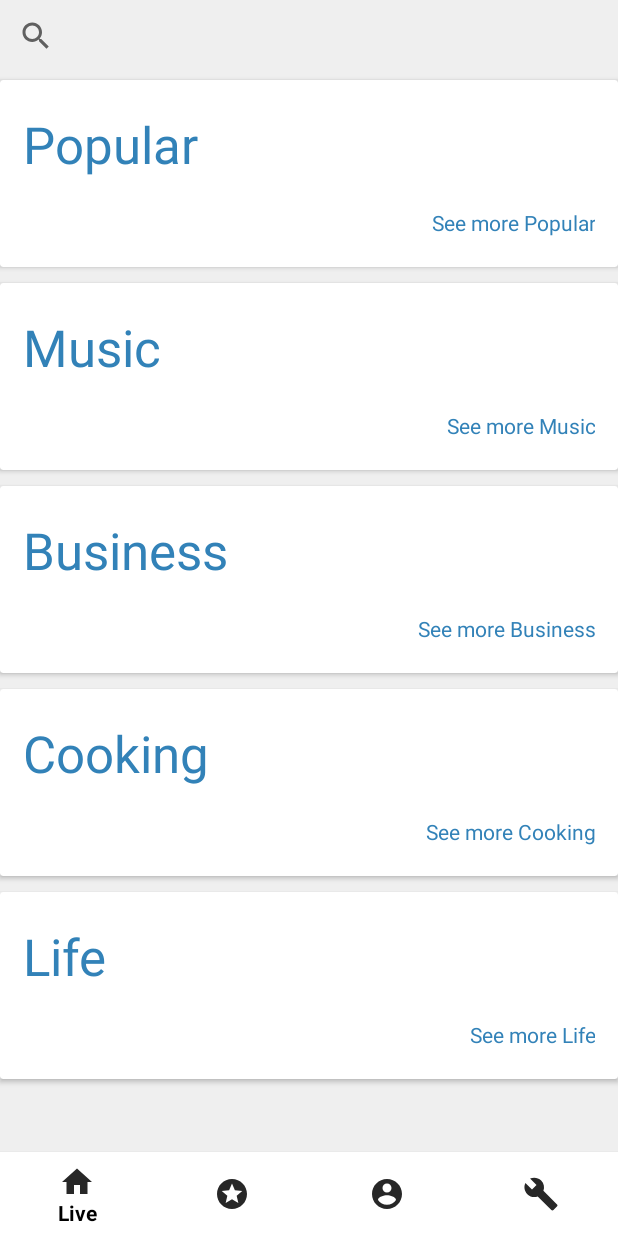
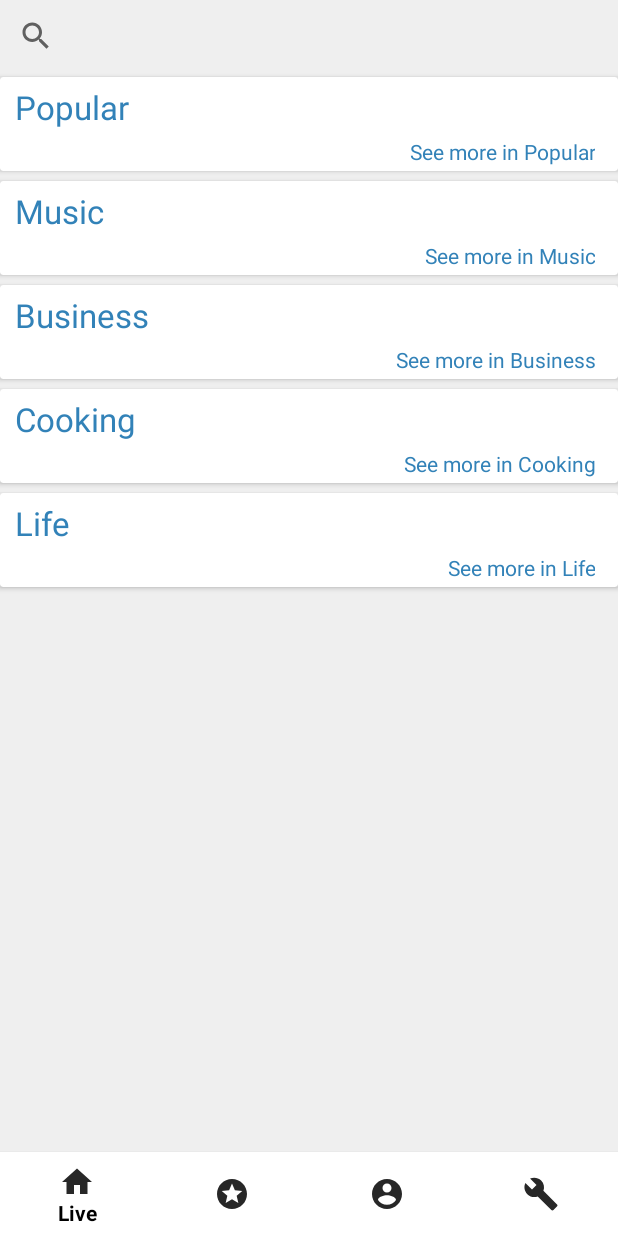
Before and after one commit to GhyselsDymas/Jetminister, an Android app: the screen it shows after launch (MainActivity), on a phone screen of 412 x 824 dp. Run offline under Robolectric (Android 15) with nearby library versions, the light colour scheme and no system bars; our stand-ins replace Firebase (no records; nobody signed in at launch, a user with empty details on screens opened directly), Picasso, navigation-ui; pictures from the network do not load.

Commit message:
Started work on Search/Filter in LiveFragment but needs improvement. Updated Theme and Picture layout.

```diff
--- a/app/src/main/java/pack/jetminister/ui/activities/BroadcastActivity.java
+++ b/app/src/main/java/pack/jetminister/ui/activities/BroadcastActivity.java
@@ -143,7 +143,6 @@ public class BroadcastActivity
                     }
                 });
     };
-
 
     private View.OnClickListener deactivateStreamListener = v -> {
         stopBroadcast();
--- a/app/src/main/java/pack/jetminister/ui/activities/LoginRegisterActivity.java
+++ b/app/src/main/java/pack/jetminister/ui/activities/LoginRegisterActivity.java
@@ -213,7 +213,6 @@ public class LoginRegisterActivity extends AppCompatActivity {
                                 //create new User object to store into firebase Database
                                 User newUser = new User(emailFromInput, passwordFromInput);
                                 newUser.setUsername(usernameFromInput);
-                                //TODO: how to store Strings as List in Firebase?
                                 //add user to database
                                 addUserToDatabase(newUser);
                                 proceedToMain();
--- a/app/src/main/java/pack/jetminister/ui/fragments/LiveFragment.java
+++ b/app/src/main/java/pack/jetminister/ui/fragments/LiveFragment.java
@@ -5,6 +5,7 @@ import android.os.Bundle;
 
 import androidx.annotation.NonNull;
 import androidx.appcompat.app.AppCompatActivity;
+import androidx.appcompat.widget.SearchView;
 import androidx.fragment.app.Fragment;
 import androidx.recyclerview.widget.LinearLayoutManager;
 import androidx.recyclerview.widget.RecyclerView;
@@ -22,6 +23,21 @@ import pack.jetminister.ui.util.adapter.LiveThemeAdapter;
 public class LiveFragment extends Fragment {
 
     private AppCompatActivity mContext;
+    private LiveThemeAdapter themeAdapter;
+
+    private SearchView.OnQueryTextListener searchListener = new SearchView.OnQueryTextListener() {
+        @Override
+        public boolean onQueryTextSubmit(String query) {
+            return false;
+        }
+
+        @Override
+        public boolean onQueryTextChange(String constraint) {
+            themeAdapter.getPictureAdapter().getFilter().filter(constraint);
+            return false;
+        }
+    };
+
     public LiveFragment() {
     }
 
@@ -41,14 +57,16 @@ public class LiveFragment extends Fragment {
                              Bundle savedInstanceState) {
         View rootview =  inflater.inflate(R.layout.fragment_live_, container, false);
 
+        SearchView searchView = rootview.findViewById(R.id.live_search_view);
+        searchView.setOnQueryTextListener(searchListener);
 
         String[] myResArray = mContext.getResources().getStringArray(R.array.themes);
         List<String> mThemes = Arrays.asList(myResArray);
         RecyclerView themeRecyclerView = rootview.findViewById(R.id.rv_live_theme);
         themeRecyclerView.setHasFixedSize(true);
         themeRecyclerView.setLayoutManager(new LinearLayoutManager(mContext));
-        LiveThemeAdapter livePageAdapter = new LiveThemeAdapter(mContext, mThemes);
-        themeRecyclerView.setAdapter(livePageAdapter);
+        themeAdapter = new LiveThemeAdapter(mContext, mThemes);
+        themeRecyclerView.setAdapter(themeAdapter);
 
         return rootview;
     }
--- a/app/src/main/java/pack/jetminister/ui/util/adapter/AdminAdapter.java
+++ b/app/src/main/java/pack/jetminister/ui/util/adapter/AdminAdapter.java
@@ -5,7 +5,6 @@ import android.view.LayoutInflater;
 import android.view.View;
 import android.view.ViewGroup;
 import android.widget.CompoundButton;
-import android.widget.Switch;
 import android.widget.TextView;
 
 import androidx.annotation.NonNull;
@@ -24,7 +23,6 @@ import pack.jetminister.R;
 import pack.jetminister.data.User;
 
 import static pack.jetminister.data.User.KEY_STREAMER;
-import static pack.jetminister.data.User.KEY_USERNAME;
 import static pack.jetminister.data.User.KEY_USERS;
 
 public class AdminAdapter extends RecyclerView.Adapter<AdminAdapter.AdminHolder> {
--- a/app/src/main/java/pack/jetminister/ui/util/adapter/LivePictureAdapter.java
+++ b/app/src/main/java/pack/jetminister/ui/util/adapter/LivePictureAdapter.java
@@ -5,6 +5,8 @@ import android.content.Intent;
 import android.view.LayoutInflater;
 import android.view.View;
 import android.view.ViewGroup;
+import android.widget.Filter;
+import android.widget.Filterable;
 import android.widget.ImageView;
 import android.widget.TextView;
 
@@ -18,12 +20,15 @@ import com.google.firebase.database.FirebaseDatabase;
 import com.google.firebase.database.ValueEventListener;
 import com.squareup.picasso.Picasso;
 
+import java.text.Normalizer;
+import java.util.ArrayList;
 import java.util.List;
 
 import pack.jetminister.R;
 import pack.jetminister.ui.activities.PlaybackActivity;
 
 
+import static java.text.Normalizer.Form.NFD;
 import static pack.jetminister.data.LiveStream.KEY_LIVE_STREAMS;
 import static pack.jetminister.data.LiveStream.KEY_STREAM_PLAYBACK_URL;
 import static pack.jetminister.data.LiveStream.KEY_STREAM_USERNAME;
@@ -32,16 +37,29 @@ import static pack.jetminister.data.User.KEY_USERNAME;
 import static pack.jetminister.data.User.KEY_USERS;
 import static pack.jetminister.data.User.KEY_USER_ID;
 
-public class LivePictureAdapter extends RecyclerView.Adapter<LivePictureAdapter.LivePictureHolder> {
+public class LivePictureAdapter extends RecyclerView.Adapter<LivePictureAdapter.LivePictureHolder>
+        implements Filterable
+{
 
     private DatabaseReference usersRef = FirebaseDatabase.getInstance().getReference(KEY_USERS);
     private DatabaseReference streamersRef = FirebaseDatabase.getInstance().getReference(KEY_LIVE_STREAMS);
     private Context mContext;
-    private List<String> mStreamerIDs;
+    private List<String> mAllStreamerIDs;
+    private List<String> mFilteredStreamerIDs;
+    private List<String> mStreamerUsernames;
+    private List<String> mFilteredStreamerUsernames;
 
-    public LivePictureAdapter(Context context, List<String> streamerIDs){
+
+    public LivePictureAdapter(Context context,
+                              List<String> allStreamerIDs,
+                              List<String> filteredStreamerIDs,
+                              List<String> streamerUsernames,
+                              List<String> filteredStreamerUsernames) {
         mContext = context;
-        mStreamerIDs = streamerIDs;
+        mAllStreamerIDs = allStreamerIDs;
+        mFilteredStreamerIDs = filteredStreamerIDs;
+        mStreamerUsernames = streamerUsernames;
+        mFilteredStreamerUsernames = filteredStreamerUsernames;
     }
 
     @NonNull
@@ -53,7 +71,8 @@ public class LivePictureAdapter extends RecyclerView.Adapter<LivePictureAdapter.
 
     @Override
     public void onBindViewHolder(@NonNull LivePictureAdapter.LivePictureHolder holder, int position) {
-         usersRef.child(mStreamerIDs.get(position)).addValueEventListener(new ValueEventListener() {
+
+        usersRef.child(mFilteredStreamerIDs.get(position)).addValueEventListener(new ValueEventListener() {
             @Override
             public void onDataChange(@NonNull DataSnapshot snapshot) {
                 String currentUsername = snapshot.child(KEY_USERNAME).getValue(String.class);
@@ -62,7 +81,7 @@ public class LivePictureAdapter extends RecyclerView.Adapter<LivePictureAdapter.
                 holder.followersLive.setText("0");
                 if (currentImageURL.isEmpty()) {
                     holder.imageLive.setImageResource(R.drawable.ic_launcher_background);
-                 } else{
+                } else {
                     Picasso.get().load(currentImageURL)
                             .fit().centerCrop()
                             .into(holder.imageLive);
@@ -78,7 +97,41 @@ public class LivePictureAdapter extends RecyclerView.Adapter<LivePictureAdapter.
 
     @Override
     public int getItemCount() {
-        return mStreamerIDs.size();
+        return mFilteredStreamerIDs.size();
+    }
+
+    @Override
+    public Filter getFilter() {
+        return new Filter() {
+            @Override
+            protected FilterResults performFiltering(CharSequence constraint) {
+                /*user input and matching data must be case insensitive and use Normalizer to ignore accented characters*/
+                String input = Normalizer.normalize(constraint, NFD).toLowerCase();
+                if (input.isEmpty()) {
+                    mFilteredStreamerIDs = mAllStreamerIDs;
+                    mFilteredStreamerUsernames = mStreamerUsernames;
+                } else {
+                    mFilteredStreamerIDs = mAllStreamerIDs;
+                    mFilteredStreamerUsernames = mStreamerUsernames;
+                    ArrayList<String> tempUsernames = new ArrayList<>();
+                    ArrayList<String> tempIds = new ArrayList<>();
+                    for (String element : mFilteredStreamerUsernames) {
+                        if (Normalizer.normalize(element.toLowerCase(), NFD).contains(input)) {
+                            int index = mFilteredStreamerUsernames.indexOf(element);
+                            tempIds.add(mFilteredStreamerIDs.get(index));
+                        }
+                    }
+                    mFilteredStreamerUsernames = tempUsernames;
+                    mFilteredStreamerIDs = tempIds;
+                }
+                return null;
+            }
+
+            @Override
+            protected void publishResults(CharSequence constraint, FilterResults results) {
+                notifyDataSetChanged();
+            }
+        };
     }
 
     public class LivePictureHolder extends RecyclerView.ViewHolder {
@@ -97,14 +150,14 @@ public class LivePictureAdapter extends RecyclerView.Adapter<LivePictureAdapter.
                 @Override
                 public void onClick(View view) {
                     int position = getAdapterPosition();
-                    String currentStreamerID = mStreamerIDs.get(position);
+                    String currentStreamerID = mAllStreamerIDs.get(position);
                     streamersRef.child(currentStreamerID)
                             .addListenerForSingleValueEvent(new ValueEventListener() {
                                 @Override
                                 public void onDataChange(@NonNull DataSnapshot snapshot) {
                                     String currentStreamUsername = snapshot.child(KEY_STREAM_USERNAME).getValue(String.class);
                                     String currentPlaybackURL = snapshot.child(KEY_STREAM_PLAYBACK_URL).getValue(String.class);
-                            Intent intent = new Intent(mContext , PlaybackActivity.class);
+                                    Intent intent = new Intent(mContext, PlaybackActivity.class);
                                     intent.putExtra(KEY_USER_ID, currentStreamerID);
                                     intent.putExtra(KEY_STREAM_USERNAME, currentStreamUsername);
                                     intent.putExtra(KEY_STREAM_PLAYBACK_URL, currentPlaybackURL);
--- a/app/src/main/java/pack/jetminister/ui/util/adapter/LiveThemeAdapter.java
+++ b/app/src/main/java/pack/jetminister/ui/util/adapter/LiveThemeAdapter.java
@@ -1,7 +1,6 @@
 package pack.jetminister.ui.util.adapter;
 
 import android.content.Context;
-import android.util.Log;
 import android.view.LayoutInflater;
 import android.view.View;
 import android.view.ViewGroup;
@@ -19,7 +18,6 @@ import com.google.firebase.database.FirebaseDatabase;
 import com.google.firebase.database.ValueEventListener;
 
 import java.util.ArrayList;
-import java.util.Arrays;
 import java.util.List;
 
 import pack.jetminister.R;
@@ -33,6 +31,7 @@ public class LiveThemeAdapter extends RecyclerView.Adapter<LiveThemeAdapter.Live
     private LivePictureAdapter pictureAdapter;
     private Context mContext;
     private List<String> mThemes;
+
 
     public LiveThemeAdapter(Context context, List<String> themes) {
         mContext = context;
@@ -50,24 +49,39 @@ public class LiveThemeAdapter extends RecyclerView.Adapter<LiveThemeAdapter.Live
     public void onBindViewHolder(@NonNull final LiveThemeHolder holder, int position) {
         final String currentTheme = mThemes.get(position);
         holder.streamersPerTheme = new ArrayList<>();
+        holder.filteredStreamersPerTheme = new ArrayList<>();
+        holder.streamerUsernames = new ArrayList<>();
+        holder.filteredStreamerUsernames = new ArrayList<>();
         DatabaseReference streamsRef = FirebaseDatabase.getInstance().getReference(KEY_LIVE_STREAMS);
         streamsRef.addValueEventListener(new ValueEventListener() {
             @Override
             public void onDataChange(@NonNull DataSnapshot snapshot) {
                 holder.streamersPerTheme.clear();
+                holder.filteredStreamersPerTheme.clear();
+                holder.streamerUsernames.clear();
+                holder.filteredStreamerUsernames.clear();
                 for (DataSnapshot postSnapshot : snapshot.getChildren()) {
                     String streamerID = postSnapshot.getKey();
                     LiveStream currentStream = postSnapshot.getValue(LiveStream.class);
                     String streamerTheme = currentStream.getTheme();
+                    String streamerUsername = currentStream.getStreamUsername();
                     if (streamerTheme.equals(currentTheme)){
                         holder.streamersPerTheme.add(streamerID);
+                        holder.filteredStreamersPerTheme.add(streamerID);
+                        holder.streamerUsernames.add(streamerUsername);
+                        holder.filteredStreamerUsernames.add(streamerUsername);
                     }
                 }
                 holder.titleLiveTheme.setText(currentTheme);
-                holder.readMoreLiveTheme.setText(String.format("%s %s", mContext.getResources().getString(R.string.see_more_tv), currentTheme));
+                holder.readMoreLiveTheme.setText(String.format("%s in %s", mContext.getResources().getString(R.string.see_more), currentTheme));
                 holder.recyclerViewLive.setHasFixedSize(true);
                 holder.recyclerViewLive.setLayoutManager(new LinearLayoutManager(mContext, LinearLayoutManager.HORIZONTAL, false));
-                pictureAdapter = new LivePictureAdapter(mContext, holder.streamersPerTheme);
+                pictureAdapter = new LivePictureAdapter(mContext,
+                        holder.streamersPerTheme,
+                        holder.filteredStreamersPerTheme,
+                        holder.streamerUsernames,
+                        holder.filteredStreamerUsernames
+                );
                 holder.recyclerViewLive.setAdapter(pictureAdapter);
             }
 
@@ -78,6 +92,10 @@ public class LiveThemeAdapter extends RecyclerView.Adapter<LiveThemeAdapter.Live
         });
     }
 
+    public LivePictureAdapter getPictureAdapter() {
+        return pictureAdapter;
+    }
+
     @Override
     public int getItemCount() {
         return mThemes.size();
@@ -85,15 +103,24 @@ public class LiveThemeAdapter extends RecyclerView.Adapter<LiveThemeAdapter.Live
 
     public static class LiveThemeHolder extends RecyclerView.ViewHolder {
         public List<String> streamersPerTheme;
+        public List<String> filteredStreamersPerTheme;
+        public List<String> streamerUsernames;
+        public List<String> filteredStreamerUsernames;
         public TextView titleLiveTheme, readMoreLiveTheme;
         public RecyclerView recyclerViewLive;
 
         public LiveThemeHolder(@NonNull View itemView) {
             super(itemView);
-            titleLiveTheme = itemView.findViewById(R.id.textView_theme);
-            readMoreLiveTheme = itemView.findViewById(R.id.textView_read_more);
+            titleLiveTheme = itemView.findViewById(R.id.tv_theme);
+            readMoreLiveTheme = itemView.findViewById(R.id.tv_see_more);
             recyclerViewLive = itemView.findViewById(R.id.rv_live_picture);
         }
+
     }
 
+
+
+
+
+
 }
--- a/app/src/main/res/layout/activity_login_register.xml
+++ b/app/src/main/res/layout/activity_login_register.xml
@@ -215,7 +215,7 @@
                 android:layout_marginEnd="40dp"
                 android:clickable="true"
                 android:focusable="true"
-                android:text="@string/read_more_tv"
+                android:text="@string/read_more"
                 app:layout_constraintBottom_toTopOf="@+id/btn_register"
                 app:layout_constraintEnd_toEndOf="parent"
                 app:layout_constraintTop_toBottomOf="@+id/til_register_password_confirm" />
--- a/app/src/main/res/layout/cardview_live_picture.xml
+++ b/app/src/main/res/layout/cardview_live_picture.xml
@@ -3,9 +3,7 @@
     xmlns:app="http://schemas.android.com/apk/res-auto"
     xmlns:tools="http://schemas.android.com/tools"
     android:layout_width="wrap_content"
-    android:layout_height="wrap_content"
-    android:layout_marginLeft="5dp"
-    android:layout_marginRight="5dp">
+    android:layout_height="wrap_content">
 
     <androidx.constraintlayout.widget.ConstraintLayout
         android:layout_width="120dp"
--- a/app/src/main/res/layout/cardview_live_theme.xml
+++ b/app/src/main/res/layout/cardview_live_theme.xml
@@ -4,63 +4,56 @@
     xmlns:tools="http://schemas.android.com/tools"
     android:layout_width="match_parent"
     android:layout_height="wrap_content"
-    android:layout_marginTop="5dp"
-    android:layout_marginBottom="5dp"
+    android:layout_marginTop="3dp"
+    android:layout_marginBottom="3dp"
     app:cardBackgroundColor="#FFFFFF">
+
 
     <androidx.constraintlayout.widget.ConstraintLayout
         android:layout_width="match_parent"
         android:layout_height="wrap_content"
-        android:layout_marginLeft="5dp"
-        android:layout_marginTop="10dp"
-        android:layout_marginRight="5dp"
-        android:layout_marginBottom="10dp">
-
-        <androidx.constraintlayout.widget.ConstraintLayout
-            android:layout_width="match_parent"
-            android:layout_height="wrap_content"
-            android:layout_marginStart="10dp"
-            android:layout_marginTop="10dp"
-            android:layout_marginEnd="10dp"
-            android:layout_marginBottom="10dp"
+        android:paddingStart="10dp"
+        android:paddingTop="5dp"
+        android:paddingEnd="10dp"
+        android:paddingBottom="3dp"
         app:layout_constraintBottom_toBottomOf="parent"
         app:layout_constraintEnd_toEndOf="parent"
         app:layout_constraintStart_toStartOf="parent"
         app:layout_constraintTop_toTopOf="parent">
 
         <TextView
-                android:id="@+id/textView_theme"
+            android:id="@+id/tv_theme"
             android:layout_width="0dp"
             android:layout_height="wrap_content"
-                android:text="Popular"
-                android:textAppearance="@style/TextAppearance.AppCompat.Display1"
+            android:paddingBottom="5dp"
+            android:textAppearance="@style/TextAppearance.AppCompat.Large"
             android:textColor="@color/colorPrimary"
             app:layout_constraintEnd_toEndOf="parent"
             app:layout_constraintStart_toStartOf="parent"
-                app:layout_constraintTop_toTopOf="parent" />
+            app:layout_constraintTop_toTopOf="parent"
+            tools:text="Theme" />
 
         <androidx.recyclerview.widget.RecyclerView
             android:id="@+id/rv_live_picture"
             android:layout_width="match_parent"
             android:layout_height="wrap_content"
-                android:layout_marginTop="10dp"
-                android:layout_marginBottom="10dp"
             android:scrollbars="horizontal"
-                app:layout_constraintBottom_toTopOf="@+id/textView_read_more"
+            app:layout_constraintBottom_toTopOf="@+id/tv_see_more"
             app:layout_constraintEnd_toEndOf="parent"
             app:layout_constraintStart_toStartOf="parent"
-                app:layout_constraintTop_toBottomOf="@+id/textView_theme"
+            app:layout_constraintTop_toBottomOf="@+id/tv_theme"
             tools:listitem="@layout/cardview_live_picture" />
 
         <TextView
-                android:id="@+id/textView_read_more"
+            android:id="@+id/tv_see_more"
             android:layout_width="0dp"
             android:layout_height="wrap_content"
             android:gravity="right"
+            android:paddingStart="5dp"
+            android:paddingEnd="5dp"
             android:textColor="@color/colorPrimary"
             app:layout_constraintBottom_toBottomOf="parent"
             app:layout_constraintEnd_toEndOf="parent"
             app:layout_constraintStart_toStartOf="parent" />
     </androidx.constraintlayout.widget.ConstraintLayout>
-    </androidx.constraintlayout.widget.ConstraintLayout>
 </androidx.cardview.widget.CardView>
--- a/app/src/main/res/layout/fragment_live_.xml
+++ b/app/src/main/res/layout/fragment_live_.xml
@@ -43,15 +43,15 @@
         android:layout_width="match_parent"
         android:layout_height="match_parent">
 
-        <SearchView
-            android:id="@+id/searchView3"
+        <androidx.appcompat.widget.SearchView
+            android:id="@+id/live_search_view"
             android:layout_width="match_parent"
             android:layout_height="wrap_content"
             app:layout_constraintEnd_toEndOf="parent"
             app:layout_constraintStart_toStartOf="parent"
             app:layout_constraintTop_toTopOf="parent">
 
-        </SearchView>
+        </androidx.appcompat.widget.SearchView>
 
         <androidx.recyclerview.widget.RecyclerView
             android:id="@+id/rv_live_theme"
@@ -61,7 +61,7 @@
             app:layout_constraintBottom_toBottomOf="parent"
             app:layout_constraintEnd_toEndOf="parent"
             app:layout_constraintStart_toStartOf="parent"
-            app:layout_constraintTop_toBottomOf="@+id/searchView3"
+            app:layout_constraintTop_toBottomOf="@+id/live_search_view"
             tools:listitem="@layout/cardview_live_theme" />
 
     </androidx.constraintlayout.widget.ConstraintLayout>
--- a/app/src/main/res/values/strings.xml
+++ b/app/src/main/res/values/strings.xml
@@ -71,8 +71,8 @@
     <string name="profile_description_tv">Channel description</string>
     <string name="register_cb_terms_conditions">I accept the Terms and Conditions</string>
     <string name="register_no_account_tv">No account yet?</string>
-    <string name="see_more_tv">See more</string>
-    <string name="read_more_tv">Read more</string>
+    <string name="see_more">See more</string>
+    <string name="read_more">Read more</string>
     <string name="btn_choose_image">Choose image</string>
     <string name="profile_iv_preview">A preview of the image you selected</string>
     <string name="start">Start</string>
@@ -100,4 +100,5 @@
     <string name="report_dialog_title">Report abuse</string>
     <string name="report_dialog_message">Please give adequate information</string>
     <string name="report_dialog_reasons">Write your reasons for reporting here</string>
+    <string name="streamer_profile_error_message">Could not find streamer\'s profile page</string>
 </resources>
--- a/build.gradle
+++ b/build.gradle
@@ -6,7 +6,7 @@ buildscript {
     }
     dependencies {
         classpath "com.android.tools.build:gradle:4.0.1"
-        classpath 'com.google.gms:google-services:4.3.3'
+        classpath 'com.google.gms:google-services:4.3.4'
         // NOTE: Do not place your application dependencies here; they belong
         // in the individual module build.gradle files
     }
@@ -16,6 +16,9 @@ allprojects {
     repositories {
         google()
         jcenter()
+        flatDir {
+            dirs 'libs'
+        }
     }
 }
 
--- a/settings.gradle
+++ b/settings.gradle
@@ -1,4 +1,2 @@
-include ':streamaxialib-release'
-include ':streamaxia-opensdk'
 include ':app'
 rootProject.name = "Jetminister"
--- a/streamaxia-opensdk/build.gradle
+++ /dev/null
@@ -1,2 +0,0 @@
-configurations.maybeCreate("default")
-artifacts.add("default", file('streamaxia-opensdk.aar'))
--- a/streamaxialib-release/build.gradle
+++ /dev/null
@@ -1,2 +0,0 @@
-configurations.maybeCreate("default")
-artifacts.add("default", file('streamaxialib-release.aar'))
```
Also changed, not shown: app/src/main/java/pack/jetminister/ui/activities/StreamerProfileActivity.java (+7 -1 lines), app/src/main/java/pack/jetminister/ui/dialogs/StreamerProfileErrorDialog.java (added, +47 -0 lines), app/src/main/java/pack/jetminister/ui/util/preferences/AdminPreference.java (+6 -4 lines), 400 other files. Lines whose indentation alone changed are shown as unchanged.
